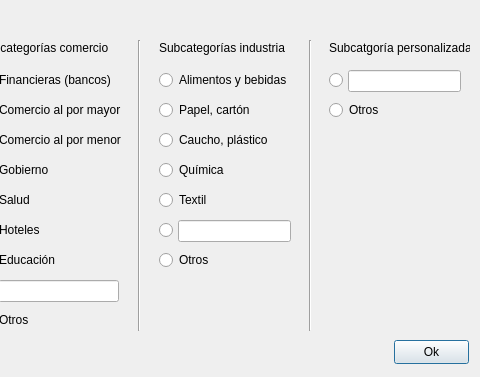
First picture: the form in ppcc/setcategoriesdialog.ui, repository ErnestoVivas/Multiconsult-ppcc, before the edit; both pictures show x 371 to 851 and y 0 to 377 of the 851 by 377 pixel window.
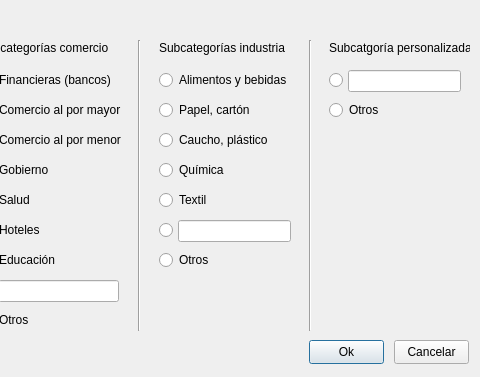
Second picture: the form after the edit.

```diff
--- a/ppcc/setcategoriesdialog.ui
+++ b/ppcc/setcategoriesdialog.ui
@@ -16,7 +16,7 @@
   <widget class="QPushButton" name="buttonOk">
    <property name="geometry">
     <rect>
-     <x>765</x>
+     <x>680</x>
      <y>340</y>
      <width>75</width>
      <height>24</height>
@@ -635,6 +635,19 @@
     <string>Otros</string>
    </property>
   </widget>
+  <widget class="QPushButton" name="pushButtonCancel">
+   <property name="geometry">
+    <rect>
+     <x>765</x>
+     <y>340</y>
+     <width>75</width>
+     <height>24</height>
+    </rect>
+   </property>
+   <property name="text">
+    <string>Cancelar</string>
+   </property>
+  </widget>
  </widget>
  <resources/>
  <connections/>
```
